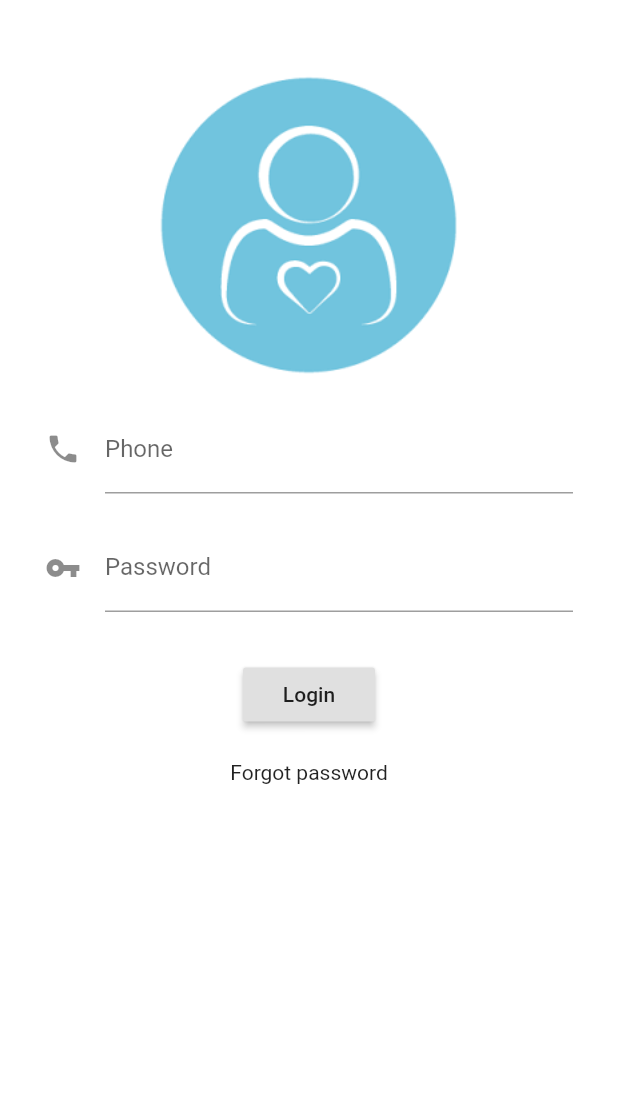
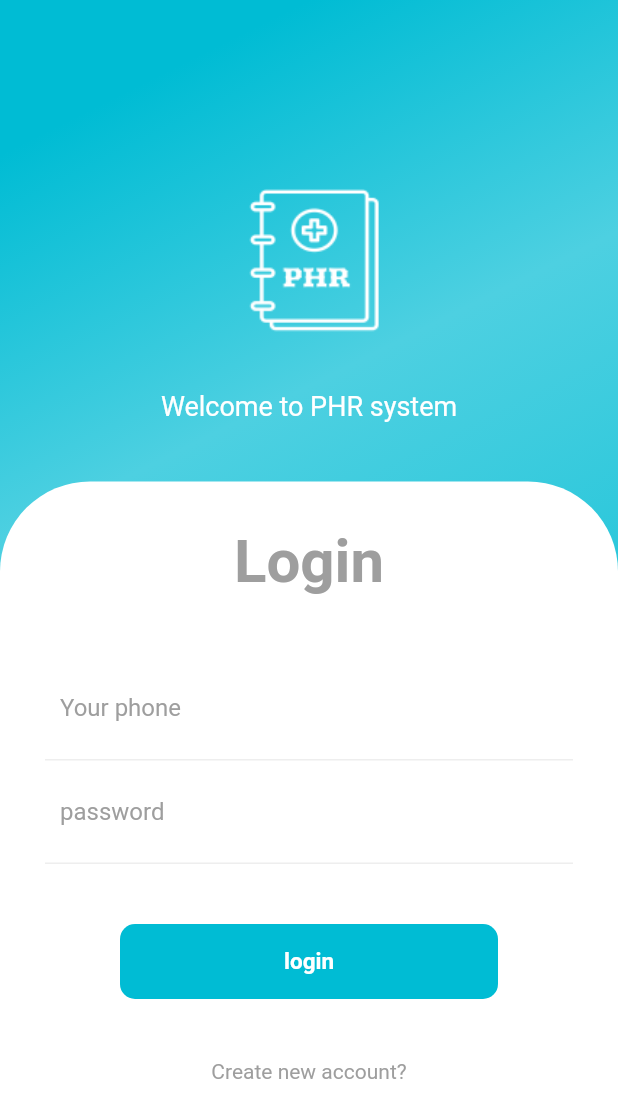
Before and after one commit to wib256/personhealth, a Flutter app: the screen it shows after launch, on a phone screen of 412 x 824 dp. Shown: the top 1118 px of the screen. Run offline on Flutter 3.47's test engine with Material 2 defaults, Android fonts, the phone set to English and light mode, and no system bars; our stand-ins replace equatable, expandable, firebase_core, firebase_messaging, flutter_bloc, flutter_local_notifications and 4 more; missing offline and left inert: mime_type; accounts and stored records are empty.

Commit message:
change login and splash screen

```diff
--- a/lib/blocs/login_blocs.dart
+++ b/lib/blocs/login_blocs.dart
@@ -9,16 +9,19 @@ import 'package:personhealth/repositorys/patient_repository.dart';
 import 'package:personhealth/states/login_states.dart';
 
 class LoginBloc extends Bloc<LoginBloc, LoginState> {
-  LoginBloc():super(LoginStateInitial());
+  LoginBloc() : super(LoginStateInitial());
+
 
   @override
   Stream<LoginState> mapEventToState(LoginBloc event) async* {
     if (event is LoginFetchEvent) {
-      yield LoginStateFailure(errorMessage: '');
+      yield LoginStateInitial();
     }
     if (event is LoginEvent) {
-      try {
-        if (state is LoginStateFailure) {
+      if (event.username.trim().isEmpty || event.password.trim().isEmpty) {
+        yield LoginEmptyState();
+      } else {
+        try {
           bool isLogin = await login(event.username, event.password);
           if (isLogin) {
             String? phone = await LocalData().getPhone();
@@ -35,16 +38,18 @@ class LoginBloc extends Bloc<LoginBloc, LoginState> {
                 await LocalData().setIsLogin();
                 yield LoginStateSuccess();
               } else {
-                yield LoginStateFailure(errorMessage: 'Incorrect phone or password');
+                yield LoginStateFailure(
+                    errorMessage: 'Incorrect phone or password');
               }
             }
           } else {
-            yield LoginStateFailure(errorMessage: 'Incorrect phone or password');
+            yield LoginStateFailure(
+                errorMessage: 'Incorrect phone or password');
           }
+        } catch (exception) {
+          print(exception);
+          yield LoginStateFailure(errorMessage: 'Incorrect phone or password');
         }
-      } catch (exception) {
-        print(exception);
-        yield LoginStateFailure(errorMessage: 'Incorrect phone or password');
       }
     }
   }
--- a/lib/screens/login_screen.dart
+++ b/lib/screens/login_screen.dart
@@ -1,6 +1,11 @@
 import 'package:flutter/cupertino.dart';
 import 'package:flutter/material.dart';
+import 'package:flutter/painting.dart';
+import 'package:flutter/rendering.dart';
+import 'package:flutter/scheduler.dart';
 import 'package:flutter_bloc/flutter_bloc.dart';
+import 'package:motion_toast/motion_toast.dart';
+import 'package:motion_toast/resources/arrays.dart';
 import 'package:personhealth/blocs/login_blocs.dart';
 import 'package:personhealth/events/login_events.dart';
 import 'package:personhealth/screens/home_screen.dart';
@@ -36,90 +41,210 @@ class _LoginScreenState extends State<LoginScreen> {
   Widget build(BuildContext context) {
     return Scaffold(
       resizeToAvoidBottomInset: false,
-      body: SingleChildScrollView(
+      body: Container(
+        width: double.infinity,
+        decoration: BoxDecoration(
+            gradient: LinearGradient(begin: Alignment.topCenter, colors: [
+          Colors.cyan.shade500,
+          Colors.cyan.shade300,
+          Colors.cyan.shade400
+        ])),
         child: Column(
-          mainAxisAlignment: MainAxisAlignment.start,
-          children: <Widget>[
+          children: [
+            SizedBox(
+              height: 80,
+            ),
             Padding(
-              padding: EdgeInsets.fromLTRB(30, 50, 30, 10),
+              padding: EdgeInsets.fromLTRB(20, 20, 20, 0),
+              child: Column(
+                crossAxisAlignment: CrossAxisAlignment.start,
+                children: [
+                  Center(
                     child: Image(
-                image: AssetImage('assets/logo.png'),
-                height: 200,
-                width: 200,
+                      image: AssetImage('assets/white.png'),
+                      height: 150,
+                      width: 150,
                     ),
                   ),
-            Padding(
-              padding: EdgeInsets.fromLTRB(30, 10, 30, 10),
+                ],
+              ),
+            ),
+            SizedBox(
+              height: 10,
+            ),
+            Center(
+              child: Text(
+                "Welcome to PHR system",
+                style: TextStyle(color: Colors.white, fontSize: 18),
+              ),
+            ),
+            SizedBox(
+              height: 40,
+            ),
+            Expanded(
+                child: Container(
+              decoration: BoxDecoration(
+                  color: Colors.white,
+                  borderRadius: BorderRadius.only(
+                      topLeft: Radius.circular(60),
+                      topRight: Radius.circular(60))),
+              child: Padding(
+                padding: EdgeInsets.all(30),
+                child: Column(
+                  children: [
+                    Column(
+                      children: [
+                        Center(
+                          child: Text(
+                            "Login",
+                            style: TextStyle(
+                                color: Colors.grey.shade500,
+                                fontSize: 40,
+                                fontWeight: FontWeight.bold),
+                          ),
+                        ),
+                        SizedBox(
+                          height: 40,
+                        ),
+                        Container(
+                          padding: EdgeInsets.all(10),
+                          decoration: BoxDecoration(
+                              border: Border(
+                                  bottom:
+                                      BorderSide(color: Colors.grey.shade200))),
                           child: TextField(
-                keyboardType: TextInputType.phone,
                             controller: _userController,
                             decoration: InputDecoration(
-                  labelText: 'Phone',
-                  icon: Icon(
-                    Icons.phone,
-                  ),
-                  focusedBorder: UnderlineInputBorder(
-                    borderSide: BorderSide(color: Colors.white),
+                                hintText: "Your phone",
+                                hintStyle: TextStyle(color: Colors.grey),
+                                border: InputBorder.none),
                           ),
                         ),
+                        Container(
+                          padding: EdgeInsets.all(10),
+                          decoration: BoxDecoration(
+                              border: Border(
+                                  bottom:
+                                      BorderSide(color: Colors.grey.shade200))),
+                          child: TextField(
+                            controller: _passwordController,
+                            obscureText: true,
+                            decoration: InputDecoration(
+                                hintText: "password",
+                                hintStyle: TextStyle(color: Colors.grey),
+                                border: InputBorder.none),
                           ),
+                        )
+                      ],
                     ),
-            Padding(
-              padding: EdgeInsets.fromLTRB(30, 10, 30, 10),
-              child: TextField(
-                obscureText: true,
-                controller: _passwordController,
-                decoration: InputDecoration(
-                  labelText: 'Password',
-                  icon: Icon(
-                    Icons.vpn_key,
+                    SizedBox(
+                      height: 40,
                     ),
-                  focusedBorder: UnderlineInputBorder(
-                    borderSide: BorderSide(color: Colors.white),
-                  ),
-                ),
-              ),
-            ),
-            BlocBuilder<LoginBloc, LoginState>(builder: (context, state) {
+                    BlocListener<LoginBloc, LoginState>(
+                      listener: (context, state) {
+                      print(state);
                         if (state is LoginStateFailure) {
-                return Text('${state.errorMessage}');
+                          return _displayTopMotionToast(context,"fail");
                         }
-              if (state is LoginStateInitial) {
-                return Text('Please enter phone and password');
+                        if (state is LoginEmptyState) {
+                          return _displayTopMotionToast(context, "empty");
                         }
                         if (state is LoginStateSuccess) {
-                isLogin = true;
-              }
-              return Text('');
-            }),
-            Padding(
-              padding: EdgeInsets.fromLTRB(30, 5, 30, 10),
-              child: RaisedButton(
-                onPressed: () async {
-                  _loginBloc.add(LoginEvent(
-                      username: _userController.value.text,
-                      password: _passwordController.value.text));
-                  await Future.delayed(Duration(seconds: 2));
-                  if (isLogin) {
                           Navigator.pushReplacement(
                               context,
                               MaterialPageRoute(
                                   builder: (context) => HomeScreen(index: 0)));
                         }
                       },
-                child: Text('Login'),
+                      child: InkWell(
+                        onTap: () async {
+                          _loginBloc.add(LoginEvent(
+                              username: _userController.value.text,
+                              password: _passwordController.value.text));
+                          // await Future.delayed(Duration(seconds: 2));
+                          // if (isLogin) {
+                          //   Navigator.pushReplacement(
+                          //       context,
+                          //       MaterialPageRoute(
+                          //           builder: (context) => HomeScreen(index: 0)));
+                          // }
+                        },
+                        child: Container(
+                          height: 50,
+                          margin: EdgeInsets.symmetric(horizontal: 50),
+                          decoration: BoxDecoration(
+                              color: Colors.cyan.shade500,
+                              borderRadius: BorderRadius.circular(10)),
+                          child: Center(
+                            child: Text(
+                              "login",
+                              style: TextStyle(
+                                  color: Colors.white,
+                                  fontSize: 15,
+                                  fontWeight: FontWeight.bold),
                             ),
                           ),
-            Padding(
-              padding: EdgeInsets.fromLTRB(30, 10, 30, 10),
-              child: Text(
-                'Forgot password',
                         ),
                       ),
+                    ),
+                    // BlocBuilder<LoginBloc, LoginState>(
+                    //     builder: (context, state) {
+                    //   if (state is LoginStateFailure) {
+                    //     return Text(" ");
+                    //   }
+                    //   if (state is LoginStateInitial) {
+                    //     return Text(" ");
+                    //   }
+                    //   if (state is LoginStateSuccess) {
+                    //     isLogin = true;
+                    //   }
+                    //   return Text(" ");
+                    //   ;
+                    // }),
+                    SizedBox(
+                      height: 40,
+                    ),
+                    Text(
+                      "Create new account?",
+                      style: TextStyle(color: Colors.grey),
+                    ),
+                  ],
+                ),
+              ),
+            ))
           ],
         ),
       ),
       backgroundColor: Colors.white,
     );
   }
+
+
+  _displayTopMotionToast(BuildContext context, String msg) {
+    switch (msg) {
+      case "fail":
+        MotionToast.error(
+          title: "ERROR",
+          titleStyle: TextStyle(fontWeight: FontWeight.bold),
+          description: "Username and password is invalid",
+          animationType: ANIMATION.FROM_BOTTOM,
+          position: MOTION_TOAST_POSITION.BOTTOM,
+          width: 300,
+        ).show(context);
+        break;
+      case "empty":
+        MotionToast.warning(
+          title: "WARNING",
+          titleStyle: TextStyle(fontWeight: FontWeight.bold),
+          description: "Username and password is not blank",
+          animationType: ANIMATION.FROM_BOTTOM,
+          position: MOTION_TOAST_POSITION.BOTTOM,
+          width: 300,
+        ).show(context);
+        break;
     }
+  }
+}
+
+mixin AnimationControllers {
+}
--- a/lib/states/login_states.dart
+++ b/lib/states/login_states.dart
@@ -8,3 +8,4 @@ class LoginStateFailure extends LoginState {
   LoginStateFailure({required this.errorMessage});
 }
 class LoginStateSuccess extends LoginState {}
+class LoginEmptyState extends LoginState{}
--- a/pubspec.yaml
+++ b/pubspec.yaml
@@ -40,6 +40,8 @@ dependencies:
   firebase_core: ^1.4.0
   firebase_messaging: ^10.0.4
   flutter_local_notifications: ^6.0.0
+  motion_toast: ^1.3.0
+
 
 dev_dependencies:
   flutter_test:
```
Also changed, not shown: assets/load.png (added), assets/logo.png, assets/splash.gif (added), assets/white.png (added), pubspec.lock, 19 other files. Lines whose indentation alone changed are shown as unchanged.
